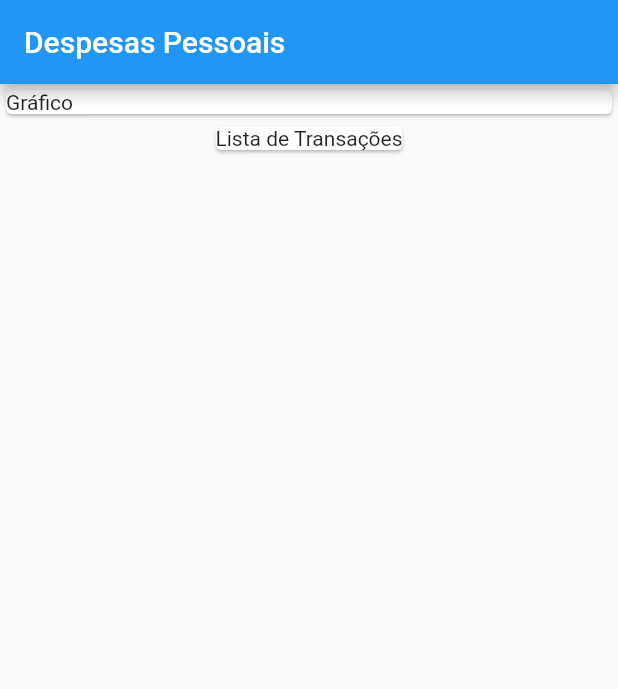
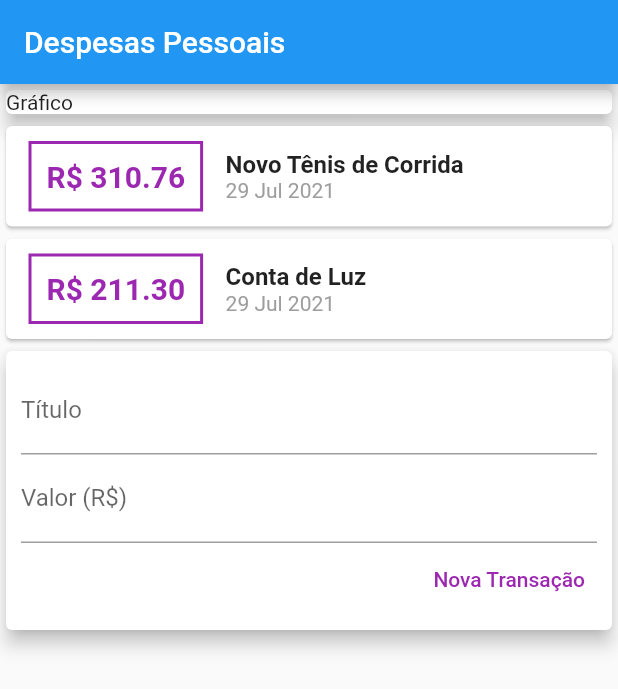
Before and after one commit to Gastongouveia/expenses_flutter, a Flutter app: the screen it shows after launch, on a phone screen of 412 x 824 dp. Shown: the top 689 px of the screen. Run offline on Flutter 3.47's test engine with Material 2 defaults, Android fonts, the phone set to English and light mode, and no system bars.

Commit message:
componentes cadastro e visualização de transações

```diff
--- a/lib/main.dart
+++ b/lib/main.dart
@@ -1,4 +1,6 @@
+import 'package:expenses/models/transaction.dart';
 import 'package:flutter/material.dart';
+import 'package:intl/intl.dart';
 
 main() => runApp(ExpensesApp());
 
@@ -12,6 +14,21 @@ class ExpensesApp extends StatelessWidget {
 }
 
 class MyHomePage extends StatelessWidget {
+  final _transactions = [
+    Transaction(
+      id: 't1',
+      title: 'Novo Tênis de Corrida',
+      value: 310.76,
+      date: DateTime.now(),
+    ),
+    Transaction(
+      id: 't2',
+      title: 'Conta de Luz',
+      value: 211.30,
+      date: DateTime.now(),
+    ),
+  ];
+
   @override
   Widget build(BuildContext context) {
     return Scaffold(
@@ -19,16 +36,86 @@ class MyHomePage extends StatelessWidget {
         title: Text('Despesas Pessoais'),
       ),
       body: Column(
+        crossAxisAlignment: CrossAxisAlignment.stretch,
         children: [
           Container(
-            width: double.infinity,
             child: Card(
               child: Text('Gráfico'),
+              elevation: 5,
             ),
           ),
+          Column(
+            children: _transactions.map((tr) {
+              return Card(
+                child: Row(
+                  children: [
+                    Container(
+                      margin:
+                          EdgeInsets.symmetric(horizontal: 15, vertical: 10),
+                      decoration: BoxDecoration(
+                        border: Border.all(
+                          color: Colors.purple,
+                          width: 2,
+                        ),
+                      ),
+                      padding: EdgeInsets.all(10),
+                      child: Text(
+                        'R\$ ${tr.value.toStringAsFixed(2)}',
+                        style: TextStyle(
+                            fontWeight: FontWeight.bold,
+                            fontSize: 20,
+                            color: Colors.purple),
+                      ),
+                    ),
+                    Column(
+                      children: [
+                        Text(
+                          tr.title,
+                          style: TextStyle(
+                              fontSize: 16, fontWeight: FontWeight.bold),
+                        ),
+                        Text(
+                          DateFormat('d MMM y').format(tr.date),
+                          style: TextStyle(color: Colors.grey),
+                        ),
+                      ],
+                      crossAxisAlignment: CrossAxisAlignment.start,
+                    )
+                  ],
+                ),
+              );
+            }).toList(),
+          ),
           Card(
-            child: Text('Lista de Transações'),
-          ),
+            elevation: 5,
+            child: Padding(
+              padding: const EdgeInsets.all(10),
+              child: Column(children: [
+                TextField(
+                  decoration: InputDecoration(
+                    labelText: 'Título',
+                  ),
+                ),
+                TextField(
+                  decoration: InputDecoration(labelText: 'Valor (R\$)'),
+                ),
+                Row(
+                  mainAxisAlignment: MainAxisAlignment.end,
+                  children: [
+                    TextButton(
+                      child: Text(
+                        'Nova Transação',
+                        style: TextStyle(
+                          color: Colors.purple,
+                        ),
+                      ),
+                      onPressed: () {},
+                    ),
+                  ],
+                )
+              ]),
+            ),
+          )
         ],
       ),
     );
--- /dev/null
+++ b/lib/models/transaction.dart
@@ -0,0 +1,13 @@
+class Transaction {
+  final String id;
+  final String title;
+  final double value;
+  final DateTime date;
+
+  Transaction({
+    required this.id,
+    required this.title,
+    required this.value,
+    required this.date,
+  });
+}
--- a/pubspec.yaml
+++ b/pubspec.yaml
@@ -23,6 +23,7 @@ environment:
 dependencies:
   flutter:
     sdk: flutter
+  intl: ^0.17.0
 
 
   # The following adds the Cupertino Icons font to your application.
```
Also changed, not shown: pubspec.lock.
